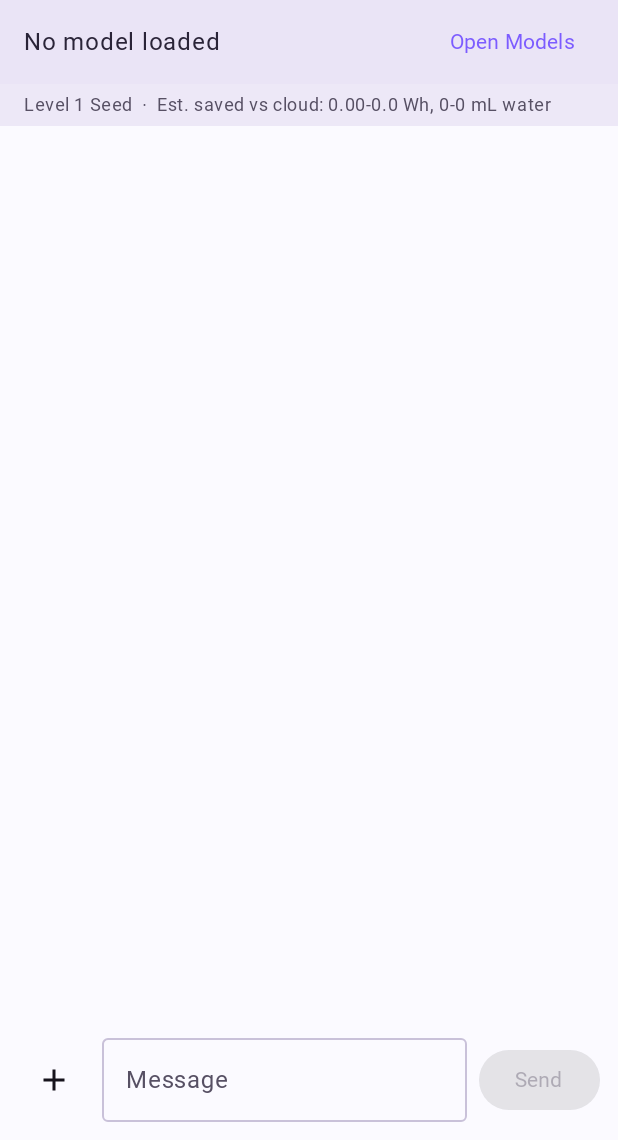
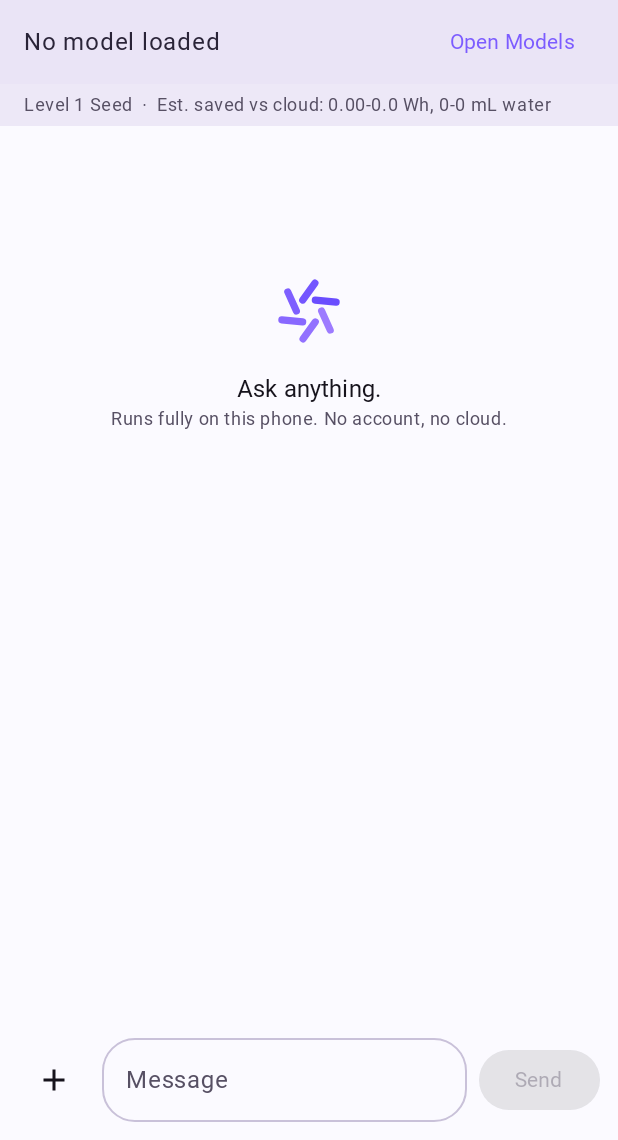
Before and after one commit to aicon-hub/aicon-ai-studio, an Android app built with Jetpack Compose: the screen it shows after launch (MainActivity), on a phone screen of 412 x 824 dp, the part 96-1236 px from its top. Run offline under Robolectric (Android 15) with nearby library versions, the phone set to English and light mode, and no system bars; pictures from the network do not load; Roboto replaces fonts that are not available here; 1 statement that could not run was skipped.

Commit message:
feat(chat): rounded composer and branded empty state

```diff
--- a/app/src/main/kotlin/dev/aicon/studio/ui/chat/ChatScreen.kt
+++ b/app/src/main/kotlin/dev/aicon/studio/ui/chat/ChatScreen.kt
@@ -218,6 +218,28 @@ fun ChatScreen(
                 }
             }
             ImpactStrip(context)
+            if (messages.isEmpty()) {
+                Column(
+                    modifier = Modifier
+                        .weight(1f)
+                        .fillMaxWidth(),
+                    verticalArrangement = Arrangement.Center,
+                    horizontalAlignment = Alignment.CenterHorizontally,
+                ) {
+                    Image(
+                        painter = painterResource(R.drawable.ic_aicon_mark),
+                        contentDescription = null,
+                        modifier = Modifier.height(56.dp),
+                    )
+                    Spacer(modifier = Modifier.height(12.dp))
+                    Text("Ask anything.", style = MaterialTheme.typography.titleMedium)
+                    Text(
+                        "Runs fully on this phone. No account, no cloud.",
+                        style = MaterialTheme.typography.bodySmall,
+                        color = MaterialTheme.colorScheme.onSurfaceVariant,
+                    )
+                }
+            }
             LazyColumn(
                 state = listState,
                 modifier = Modifier
@@ -309,6 +331,7 @@ fun ChatScreen(
                     modifier = Modifier.weight(1f),
                     placeholder = { Text("Message") },
                     maxLines = 4,
+                    shape = MaterialTheme.shapes.large,
                 )
                 Button(
                     onClick = {
```
